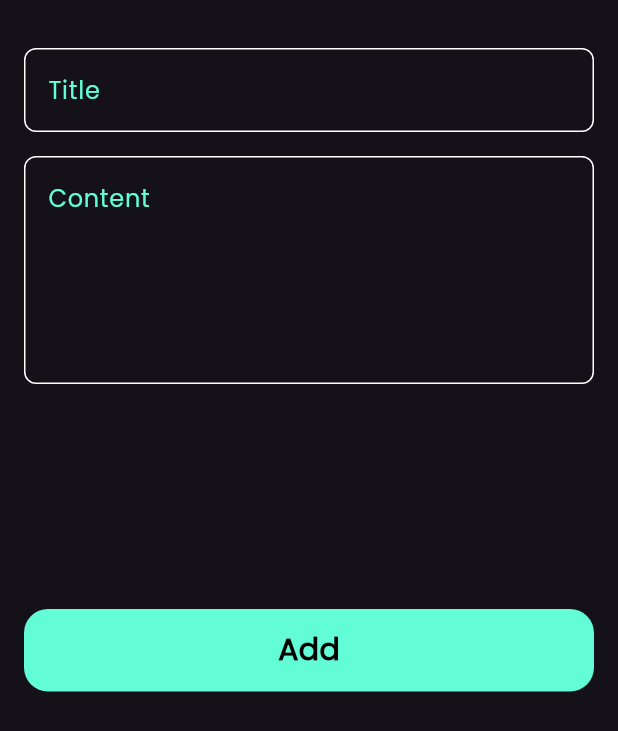
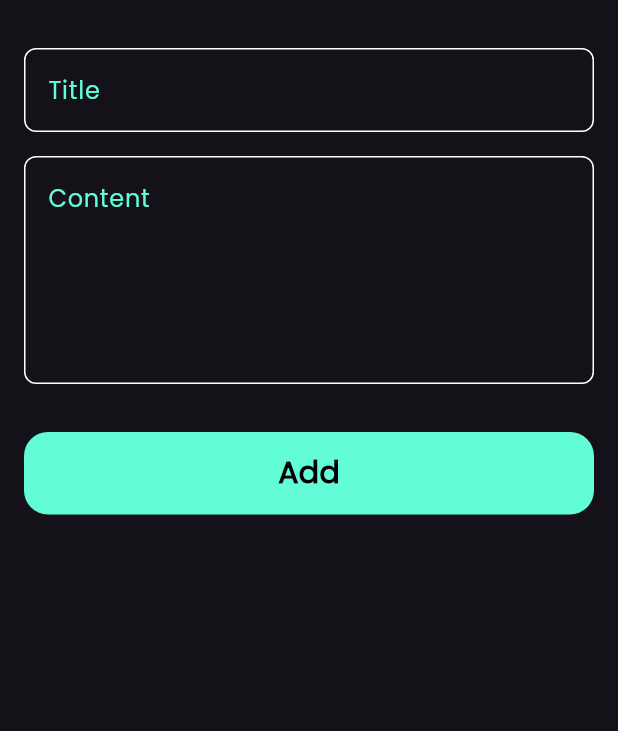
Before and after one commit to Mohammadalsalhi55/Notes_App_18-2, a Flutter app: the AddNotesButtom widget shown alone on an empty page, opened directly, on a phone screen of 412 x 824 dp. Shown: the top 731 px of the screen. Run offline on Flutter 3.47's test engine with Material 3 defaults, Android fonts, the phone set to English and light mode, and no system bars; our stand-ins replace another_xlider, font_awesome_flutter.

Commit message:
create buttom add

```diff
--- a/note_app/lib/views/add_notse_buttom.dart
+++ b/note_app/lib/views/add_notse_buttom.dart
@@ -26,7 +26,7 @@ class AddNotesButtom extends StatelessWidget {
               maxlines: 5,
             ),
             SizedBox(
-              height: 150,
+              height: 32,
             ),
             CustomButtom(),
             SizedBox(
```
